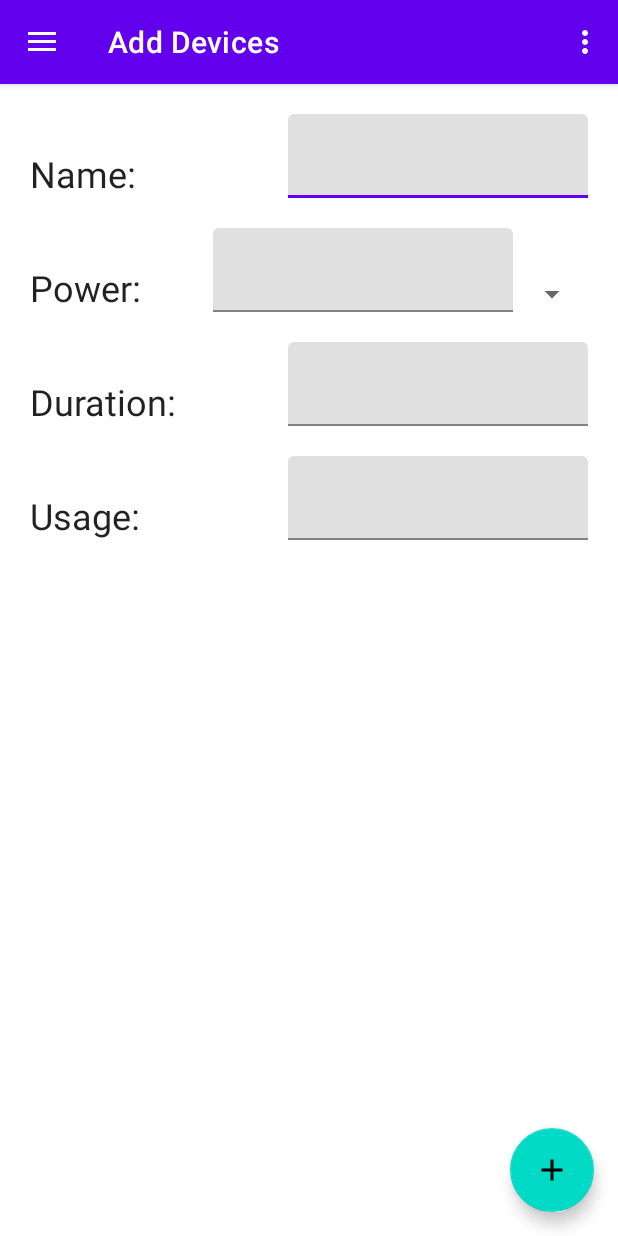
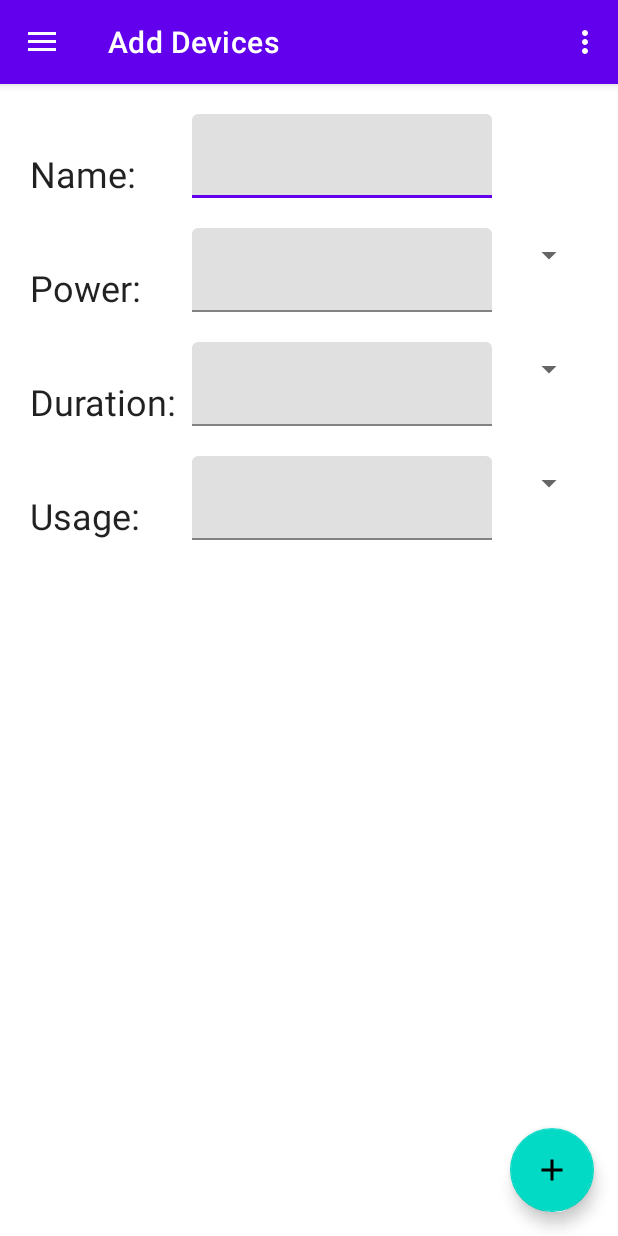
Before and after one commit to Sory-Noroc/ElectricCalculator, an Android app: the screen it shows after launch (MainActivity), on a phone screen of 412 x 824 dp. Run offline under Robolectric (Android 15) with nearby library versions, the phone set to English and light mode, and no system bars; our stand-ins replace navigation-ui.

Commit message:
AddDevices fragment improvements

```diff
--- a/app/build.gradle
+++ b/app/build.gradle
@@ -45,6 +45,7 @@ dependencies {
     implementation 'androidx.lifecycle:lifecycle-viewmodel-ktx:2.5.1'
     implementation 'androidx.navigation:navigation-fragment-ktx:2.5.3'
     implementation 'androidx.navigation:navigation-ui-ktx:2.5.3'
+    implementation 'androidx.test.ext:junit-ktx:1.1.5'
     testImplementation 'junit:junit:4.13.2'
     androidTestImplementation 'androidx.test.ext:junit:1.1.5'
     androidTestImplementation 'androidx.test.espresso:espresso-core:3.5.1'
--- a/app/src/main/java/com/sorychan/elecalc/ui/MainActivity.kt
+++ b/app/src/main/java/com/sorychan/elecalc/ui/MainActivity.kt
@@ -2,7 +2,6 @@ package com.sorychan.elecalc.ui
 
 import android.os.Bundle
 import android.view.Menu
-import com.google.android.material.snackbar.Snackbar
 import com.google.android.material.navigation.NavigationView
 import androidx.navigation.findNavController
 import androidx.navigation.ui.AppBarConfiguration
@@ -27,9 +26,8 @@ class MainActivity : AppCompatActivity() {
 
         setSupportActionBar(binding.appBarMain.toolbar)
 
-        binding.appBarMain.fab.setOnClickListener { view ->
-            Snackbar.make(view, "Replace with your own action", Snackbar.LENGTH_LONG)
-                .setAction("Action", null).show()
+        binding.appBarMain.fab.setOnClickListener {
+            findNavController(R.id.nav_host_fragment_content_main).navigate(R.id.nav_add_devices)
         }
         val drawerLayout: DrawerLayout = binding.drawerLayout
         val navView: NavigationView = binding.navView
--- a/app/src/main/res/layout/fragment_add_devices.xml
+++ b/app/src/main/res/layout/fragment_add_devices.xml
@@ -1,25 +1,32 @@
 <?xml version="1.0" encoding="utf-8"?>
-<androidx.constraintlayout.widget.ConstraintLayout xmlns:android="http://schemas.android.com/apk/res/android"
+<GridLayout xmlns:android="http://schemas.android.com/apk/res/android"
     xmlns:app="http://schemas.android.com/apk/res-auto"
     xmlns:tools="http://schemas.android.com/tools"
     android:layout_width="match_parent"
-    android:layout_height="match_parent"
+    android:layout_height="wrap_content"
     tools:context=".ui.AddDeviceFragment"
+    android:columnCount="3"
+    android:rowCount="4"
     android:padding="20dp">
 
     <TextView
         android:id="@+id/name_text"
+        style="@style/TextAppearance.AppCompat.Headline"
         android:layout_width="wrap_content"
         android:layout_height="wrap_content"
+        android:layout_row="0"
+        android:layout_column="0"
         android:text="@string/name"
+        android:layout_gravity="bottom"
         app:layout_constraintBottom_toBottomOf="@id/name_input_layout"
-        app:layout_constraintLeft_toLeftOf="parent"
-        style="@style/TextAppearance.AppCompat.Headline"/>
+        app:layout_constraintLeft_toLeftOf="parent" />
 
     <com.google.android.material.textfield.TextInputLayout
         android:id="@+id/name_input_layout"
         android:layout_width="200dp"
         android:layout_height="wrap_content"
+        android:layout_row="0"
+        android:layout_column="1"
         app:layout_constraintWidth_default="spread"
         app:layout_constraintTop_toTopOf="parent"
         app:layout_constraintRight_toRightOf="parent">
@@ -27,7 +34,6 @@
             android:id="@+id/name_input"
             android:layout_width="match_parent"
             android:layout_height="match_parent">
-
         </com.google.android.material.textfield.TextInputEditText>
     </com.google.android.material.textfield.TextInputLayout>
 
@@ -37,6 +43,9 @@
         android:layout_width="wrap_content"
         android:layout_height="wrap_content"
         android:text="@string/power"
+        android:layout_row="1"
+        android:layout_column="0"
+        android:layout_gravity="bottom"
         app:layout_constraintLeft_toLeftOf="parent"
         app:layout_constraintBottom_toBottomOf="@id/power_input_layout"/>
 
@@ -44,25 +53,28 @@
         android:id="@+id/power_input_layout"
         android:layout_width="200dp"
         android:layout_height="wrap_content"
+        android:layout_row="1"
+        android:layout_column="1"
         android:layout_marginTop="20dp"
         app:layout_constraintRight_toLeftOf="@id/power_spinner"
         app:layout_constraintWidth_default="spread"
-        app:layout_constraintTop_toBottomOf="@id/name_input_layout"
-        >
+        app:layout_constraintTop_toBottomOf="@id/name_input_layout">
         <com.google.android.material.textfield.TextInputEditText
             android:id="@+id/power_input"
             android:layout_width="match_parent"
             android:layout_height="match_parent">
-
         </com.google.android.material.textfield.TextInputEditText>
     </com.google.android.material.textfield.TextInputLayout>
 
     <Spinner
         android:id="@+id/power_spinner"
-        android:layout_width="50dp"
+        android:layout_width="60dp"
         android:layout_height="wrap_content"
-        app:layout_constraintRight_toRightOf="parent"
-        app:layout_constraintBottom_toBottomOf="@id/power_input_layout"/>
+        android:layout_row="1"
+        android:layout_column="2"
+        android:layout_gravity="center"
+        app:layout_constraintBottom_toBottomOf="@id/power_input_layout"
+        app:layout_constraintRight_toRightOf="parent"/>
 
     <TextView
         style="@style/TextAppearance.AppCompat.Headline"
@@ -70,49 +82,77 @@
         android:layout_width="wrap_content"
         android:layout_height="wrap_content"
         android:text="@string/duration"
+        android:layout_row="2"
+        android:layout_column="0"
+        android:layout_gravity="bottom"
+        android:layout_marginRight="10dp"
         app:layout_constraintLeft_toLeftOf="parent"
-        app:layout_constraintBottom_toBottomOf="@id/duration_input_layout"/>
+        app:layout_constraintBottom_toBottomOf="@id/duration_input_layout"
+        tools:ignore="RtlHardcoded" />
 
     <com.google.android.material.textfield.TextInputLayout
         android:id="@+id/duration_input_layout"
         android:layout_width="200dp"
         android:layout_height="wrap_content"
         android:layout_marginTop="20dp"
+        android:layout_row="2"
+        android:layout_column="1"
         app:layout_constraintWidth_default="spread"
         app:layout_constraintRight_toRightOf="parent"
-        app:layout_constraintTop_toBottomOf="@id/power_input_layout"
-        >
+        app:layout_constraintTop_toBottomOf="@id/power_input_layout">
         <com.google.android.material.textfield.TextInputEditText
             android:id="@+id/duration_input"
             android:layout_width="match_parent"
             android:layout_height="match_parent">
-
         </com.google.android.material.textfield.TextInputEditText>
     </com.google.android.material.textfield.TextInputLayout>
 
+    <Spinner
+        android:id="@+id/duration_spinner"
+        android:layout_width="60dp"
+        android:layout_height="wrap_content"
+        android:layout_row="2"
+        android:layout_column="2"
+        android:layout_gravity="center"
+        app:layout_constraintBottom_toBottomOf="@id/power_input_layout"
+        app:layout_constraintRight_toRightOf="parent"/>
+
     <TextView
+        android:id="@+id/usage_text"
         style="@style/TextAppearance.AppCompat.Headline"
-        android:id="@+id/usage_text"
         android:layout_width="wrap_content"
         android:layout_height="wrap_content"
+        android:layout_row="3"
+        android:layout_column="0"
         android:text="@string/usage"
+        android:layout_gravity="bottom"
         app:layout_constraintBottom_toBottomOf="@id/usage_input_layout"
-        app:layout_constraintLeft_toLeftOf="parent"/>
+        app:layout_constraintLeft_toLeftOf="parent" />
 
     <com.google.android.material.textfield.TextInputLayout
         android:id="@+id/usage_input_layout"
         android:layout_width="200dp"
         android:layout_height="wrap_content"
         android:layout_marginTop="20dp"
+        android:layout_row="3"
+        android:layout_column="1"
         app:layout_constraintRight_toRightOf="parent"
         app:layout_constraintWidth_default="spread"
-        app:layout_constraintTop_toBottomOf="@id/duration_input_layout"
-        >
+        app:layout_constraintTop_toBottomOf="@id/duration_input_layout">
         <com.google.android.material.textfield.TextInputEditText
             android:id="@+id/usage_input"
             android:layout_width="match_parent"
             android:layout_height="match_parent">
-
         </com.google.android.material.textfield.TextInputEditText>
     </com.google.android.material.textfield.TextInputLayout>
-</androidx.constraintlayout.widget.ConstraintLayout>
+
+    <Spinner
+        android:id="@+id/usage_spinner"
+        android:layout_width="60dp"
+        android:layout_height="wrap_content"
+        android:layout_row="3"
+        android:layout_column="2"
+        android:layout_gravity="center"
+        app:layout_constraintBottom_toBottomOf="@id/power_input_layout"
+        app:layout_constraintRight_toRightOf="parent"/>
+</GridLayout>
```
